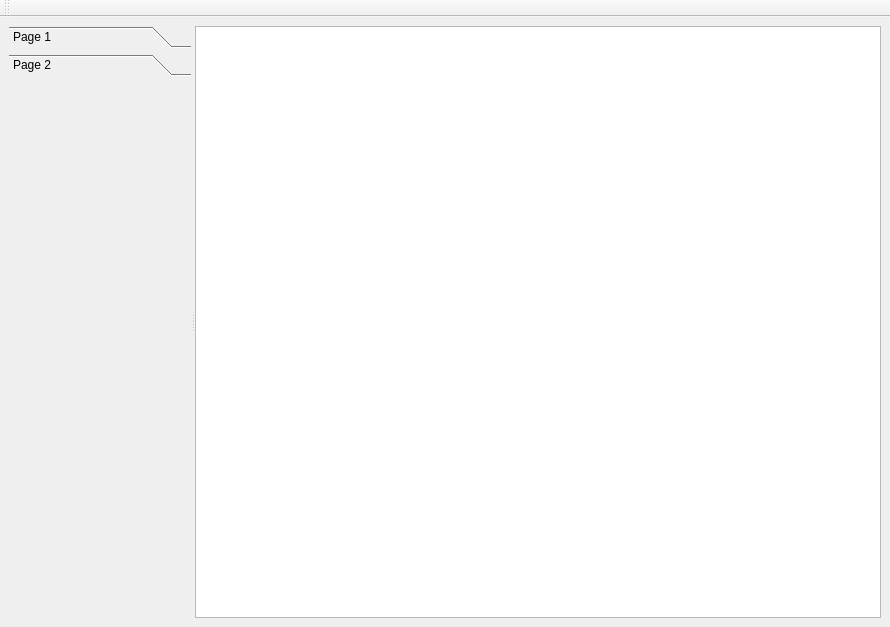
Before: the Qt Designer form widgets/mainwindow.ui in kmolLin/automatic_control, drawn with Qt 5.
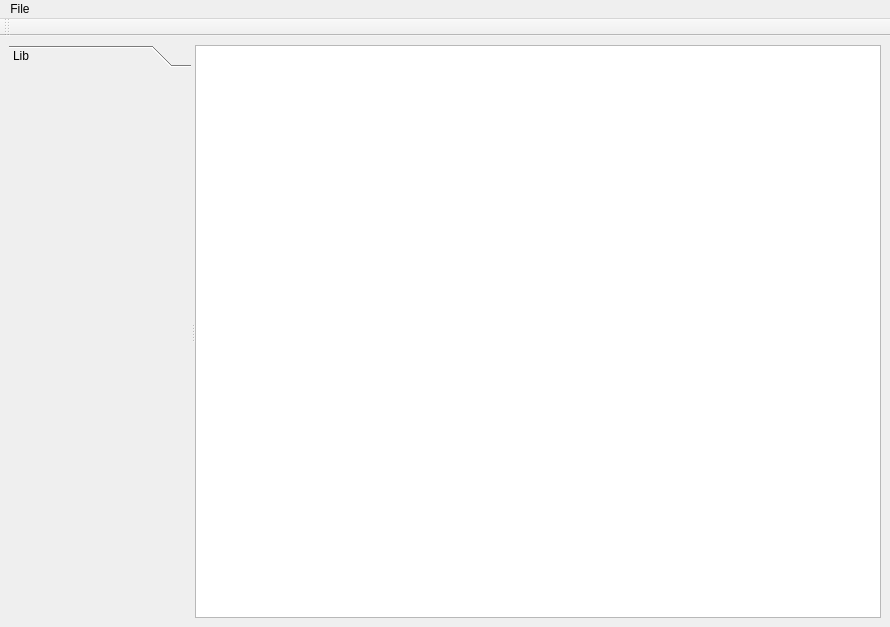
After: the same form once the commit is applied. The open tabs and pages were chosen to show the change.

Patch:
```diff
--- a/widgets/mainwindow.ui
+++ b/widgets/mainwindow.ui
@@ -14,13 +14,19 @@
    <string>MainWindow</string>
   </property>
   <widget class="QWidget" name="centralWidget">
-   <layout class="QVBoxLayout" name="verticalLayout_2">
+   <layout class="QHBoxLayout" name="horizontalLayout">
     <item>
      <widget class="QSplitter" name="splitter">
       <property name="orientation">
        <enum>Qt::Horizontal</enum>
       </property>
       <widget class="QToolBox" name="toolBox">
+       <property name="sizePolicy">
+        <sizepolicy hsizetype="Preferred" vsizetype="Preferred">
+         <horstretch>0</horstretch>
+         <verstretch>0</verstretch>
+        </sizepolicy>
+       </property>
        <property name="currentIndex">
         <number>0</number>
        </property>
@@ -29,29 +35,16 @@
          <rect>
           <x>0</x>
           <y>0</y>
-          <width>410</width>
-          <height>545</height>
+          <width>183</width>
+          <height>550</height>
          </rect>
         </property>
         <attribute name="label">
-         <string>Page 1</string>
-        </attribute>
-       </widget>
-       <widget class="QWidget" name="page_2">
-        <property name="geometry">
-         <rect>
-          <x>0</x>
-          <y>0</y>
-          <width>410</width>
-          <height>545</height>
-         </rect>
-        </property>
-        <attribute name="label">
-         <string>Page 2</string>
+         <string>Lib</string>
         </attribute>
        </widget>
       </widget>
-      <widget class="QWidget" name="">
+      <widget class="QWidget" name="layoutWidget">
        <layout class="QVBoxLayout" name="verticalLayout">
         <item>
          <widget class="QGraphicsView" name="graphicsView"/>
@@ -73,6 +66,36 @@
     <bool>false</bool>
    </attribute>
   </widget>
+  <widget class="QToolBar" name="tool_bar">
+   <property name="windowTitle">
+    <string>toolBar_2</string>
+   </property>
+   <property name="movable">
+    <bool>false</bool>
+   </property>
+   <attribute name="toolBarArea">
+    <enum>TopToolBarArea</enum>
+   </attribute>
+   <attribute name="toolBarBreak">
+    <bool>false</bool>
+   </attribute>
+  </widget>
+  <widget class="QMenuBar" name="menuBar">
+   <property name="geometry">
+    <rect>
+     <x>0</x>
+     <y>0</y>
+     <width>890</width>
+     <height>21</height>
+    </rect>
+   </property>
+   <widget class="QMenu" name="menuFile">
+    <property name="title">
+     <string>File</string>
+    </property>
+   </widget>
+   <addaction name="menuFile"/>
+  </widget>
  </widget>
  <resources/>
  <connections/>
```
Left out of the diff: 4 changed lines with no effect on the pictures.
